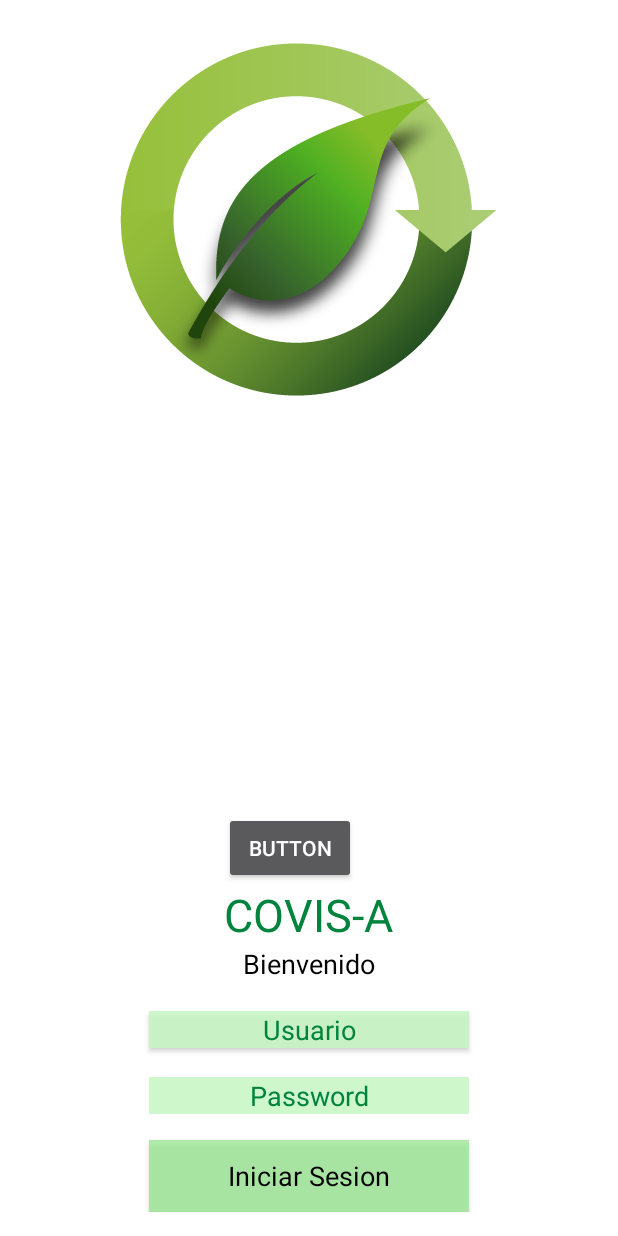
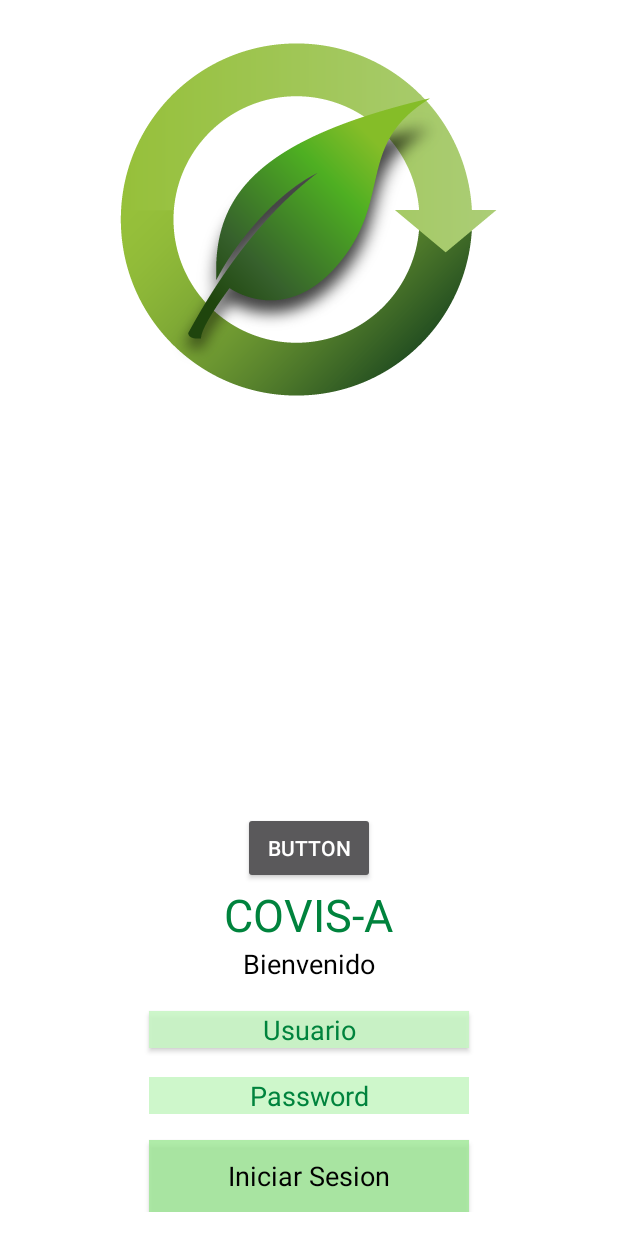
Before and after one commit to yescel/COVIS-A, an Android app: the screen it shows after launch (LoginActivity), on a phone screen of 412 x 824 dp. Run offline under Robolectric (Android 15) with nearby library versions, the phone set to English and light mode, and no system bars.

Commit message:
kjisu dxkjstrh

```diff
--- a/app/src/main/res/layout/activity_login.xml
+++ b/app/src/main/res/layout/activity_login.xml
@@ -95,8 +95,8 @@
         android:layout_width="wrap_content"
         android:layout_height="wrap_content"
         android:layout_above="@+id/txtCovis"
-        android:layout_alignLeft="@+id/txtCovis"
-        android:layout_alignStart="@+id/txtCovis"
-        android:id="@+id/button" />
+        android:layout_alignLeft="@+id/tvBienvenido"
+        android:layout_alignStart="@+id/tvBienvenido"
+        android:id="@+id/button2" />
 
 </RelativeLayout>
```
